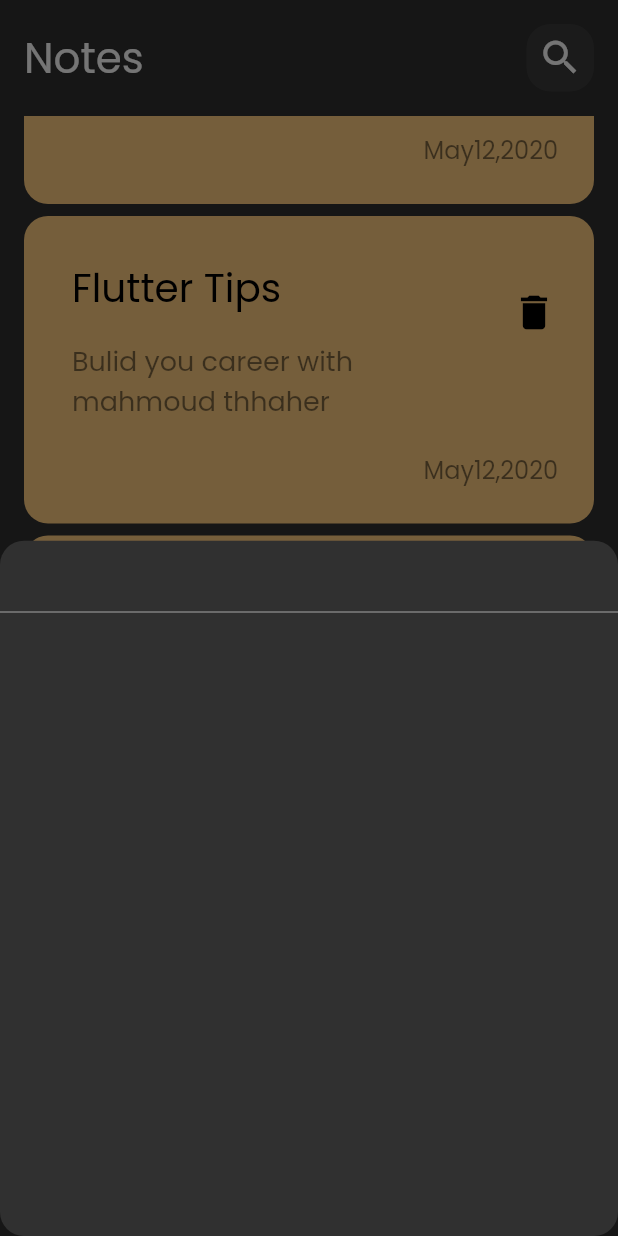
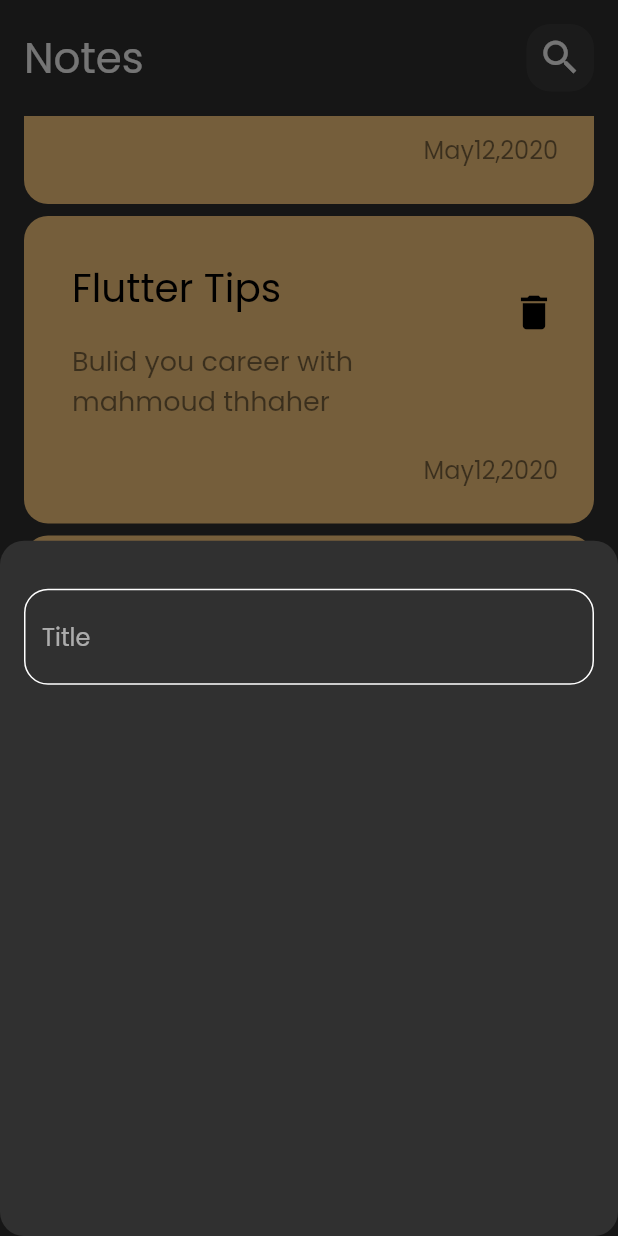
Before and after one commit to mahmoudthaher/tharwatsamy, a Flutter app: the screen it shows after launch, scrolled down 576 dp, after a tap on the "add" icon, on a phone screen of 412 x 824 dp. Run offline on Flutter 3.47's test engine with Material 2 defaults, Android fonts, the phone set to English and light mode, and no system bars; our stand-ins replace audioplayers, bloc, cloud_firestore, dio, firebase_auth, firebase_core and 5 more; accounts and stored records are empty.

Commit message:
create custom text field

```diff
--- /dev/null
+++ b/nots_app/notes_app/lib/constants.dart
@@ -0,0 +1,3 @@
+import 'package:flutter/material.dart';
+
+const KPimaryColor = Color(0xFF62FCd7);
--- a/nots_app/notes_app/lib/widgets/add_note_bottom_sheet.dart
+++ b/nots_app/notes_app/lib/widgets/add_note_bottom_sheet.dart
@@ -1,14 +1,19 @@
 import 'package:flutter/material.dart';
+import 'package:notes_app/widgets/custom_text_field.dart';
 
 class AddNoteBottomSheet extends StatelessWidget {
   const AddNoteBottomSheet({super.key});
 
   @override
   Widget build(BuildContext context) {
-    return const Column(
-      children: [
-        TextField(),
-      ],
+    return const Padding(
+      padding: EdgeInsets.symmetric(horizontal: 16),
+      child: Column(
+        children: [
+          SizedBox(height: 32),
+          CustomTextField(hintText: 'Title'),
+        ],
+      ),
     );
   }
 }
--- /dev/null
+++ b/nots_app/notes_app/lib/widgets/custom_text_field.dart
@@ -0,0 +1,26 @@
+import 'package:flutter/material.dart';
+import 'package:notes_app/constants.dart';
+
+class CustomTextField extends StatelessWidget {
+  const CustomTextField({super.key, required this.hintText});
+  final String hintText;
+  @override
+  Widget build(BuildContext context) {
+    return TextField(
+      cursorColor: KPimaryColor,
+      decoration: InputDecoration(
+        hintText: hintText,
+        border: buildBorder(),
+        enabledBorder: buildBorder(),
+        focusedBorder: buildBorder(KPimaryColor),
+      ),
+    );
+  }
+
+  OutlineInputBorder buildBorder([color]) {
+    return OutlineInputBorder(
+      borderRadius: BorderRadius.circular(16),
+      borderSide: BorderSide(color: color ?? Colors.white),
+    );
+  }
+}
```
